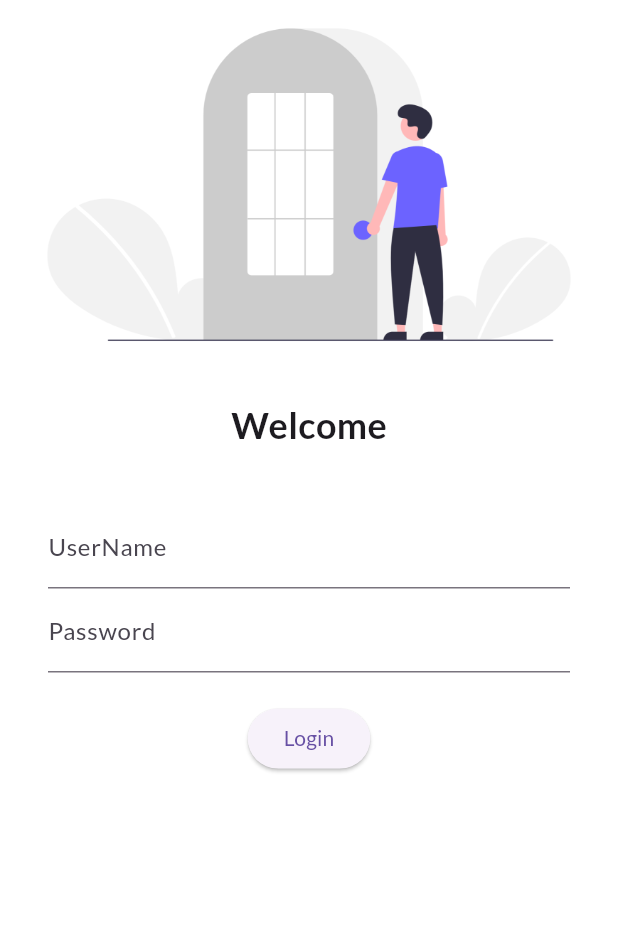
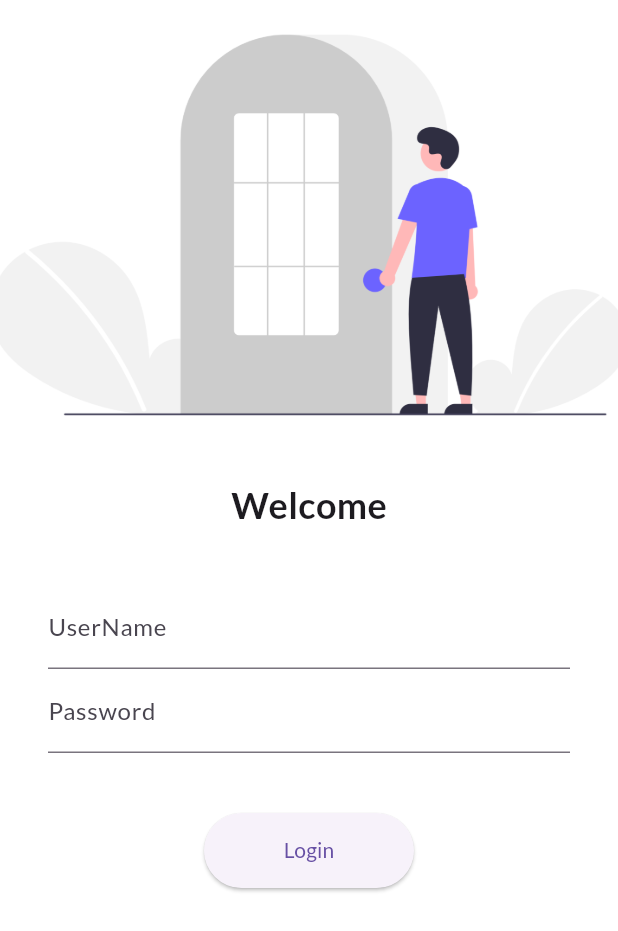
Before and after one commit to Priyammaurya1/Catalog-App-First-App, a Flutter app: the screen it shows after launch, on a phone screen of 412 x 824 dp. Shown: the top 931 px of the screen. Run offline on Flutter 3.47's test engine with Material 3 defaults, Android fonts, the phone set to English and light mode, and no system bars; our stand-ins replace google_fonts.

Commit message:
day5done

```diff
--- a/lib/main.dart
+++ b/lib/main.dart
@@ -2,6 +2,7 @@ import 'package:coffee_card/pages/home_page.dart';
 import 'package:coffee_card/pages/login.dart';
 import 'package:flutter/material.dart';
 import 'package:google_fonts/google_fonts.dart';
+import 'utils/routes.dart';
 
 void main() {
   runApp(MyApp());
@@ -16,13 +17,14 @@ class MyApp extends StatelessWidget {
         primarySwatch: Colors.deepPurple,
         fontFamily: GoogleFonts.lato().fontFamily,
         // primaryTextTheme: GoogleFonts.lateefTextTheme(),
-        ),
+      ),
+      debugShowCheckedModeBanner: false, // to remove debug banner that appears at the corner of the app.
       darkTheme: ThemeData(brightness: Brightness.dark),
       // initialRoute: "/home",
       routes: {
         "/": (context) => LogInpage(),
-        "/home": (context) => HomePage(),
-        "/login": (context) => LogInpage(),
+         MyRoutes.homeRoutes: (context) => HomePage(),
+        MyRoutes.logInRoute: (context) => LogInpage(),
       },
     );
   }
--- a/lib/pages/login.dart
+++ b/lib/pages/login.dart
@@ -1,3 +1,4 @@
+import 'package:coffee_card/utils/routes.dart';
 import 'package:flutter/material.dart';
 
 class LogInpage extends StatelessWidget {
@@ -5,24 +6,22 @@ class LogInpage extends StatelessWidget {
   Widget build(BuildContext context) {
     return Material(
       color: Colors.white,
+      child: SingleChildScrollView(
         child: Column(
           children: [
-          Image.asset("assets/login.png",
-          fit: BoxFit.cover,
+            Image.asset("assets/login.png", fit: BoxFit.cover, height: 300),
+            SizedBox(height: 20.0),
+
+            Text(
+              "Welcome",
+              style: TextStyle(fontSize: 24, fontWeight: FontWeight.bold),
             ),
-        SizedBox(
-          height: 20.0,
+            SizedBox(height: 20.0),
+            Padding(
+              padding: const EdgeInsets.symmetric(
+                vertical: 16.0,
+                horizontal: 32.0,
               ),
-        Text("Welcome",
-          style: TextStyle(
-          fontSize: 24,
-          fontWeight: FontWeight.bold,
-        )),
-         SizedBox(
-          height: 20.0,
-          ),
-        Padding(
-          padding: const EdgeInsets.symmetric(vertical: 16.0, horizontal: 32.0 ),
               child: Column(
                 children: [
                   TextFormField(
@@ -38,20 +37,19 @@ class LogInpage extends StatelessWidget {
                       labelText: "Password",
                     ),
                   ),
-            SizedBox(
-              height: 20.0,
-            ),
+                  SizedBox(height: 40.0),
                   ElevatedButton(
-              style: TextButton.styleFrom(),
+                    style: TextButton.styleFrom(minimumSize: Size(140, 50)),
                     child: Text('Login'),
                     onPressed: () {
-                print("Hy There");
+                      Navigator.pushNamed(context, MyRoutes.homeRoutes);
                     },
                   ),
-            ]
+                ],
               ),
             ),
-        ]
+          ],
+        ),
       ),
     );
   }
--- /dev/null
+++ b/lib/utils/routes.dart
@@ -0,0 +1,4 @@
+class MyRoutes{
+  static String logInRoute = "/logIn";
+  static String homeRoutes = "/home";
+}
```
Lines whose indentation alone changed are shown as unchanged.
